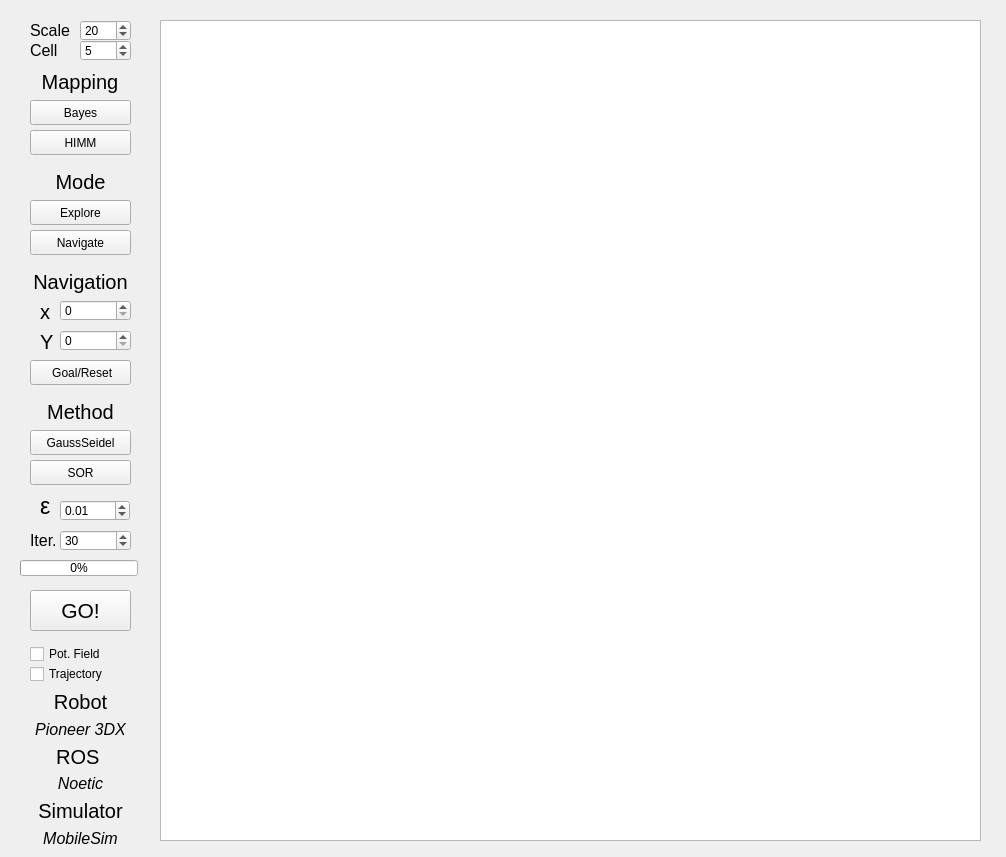
First picture: the form in include/ros_mapping_gui/ros_mapping_gui.ui, repository fupbot/ROSActiveExplorationCMP545, before the edit.
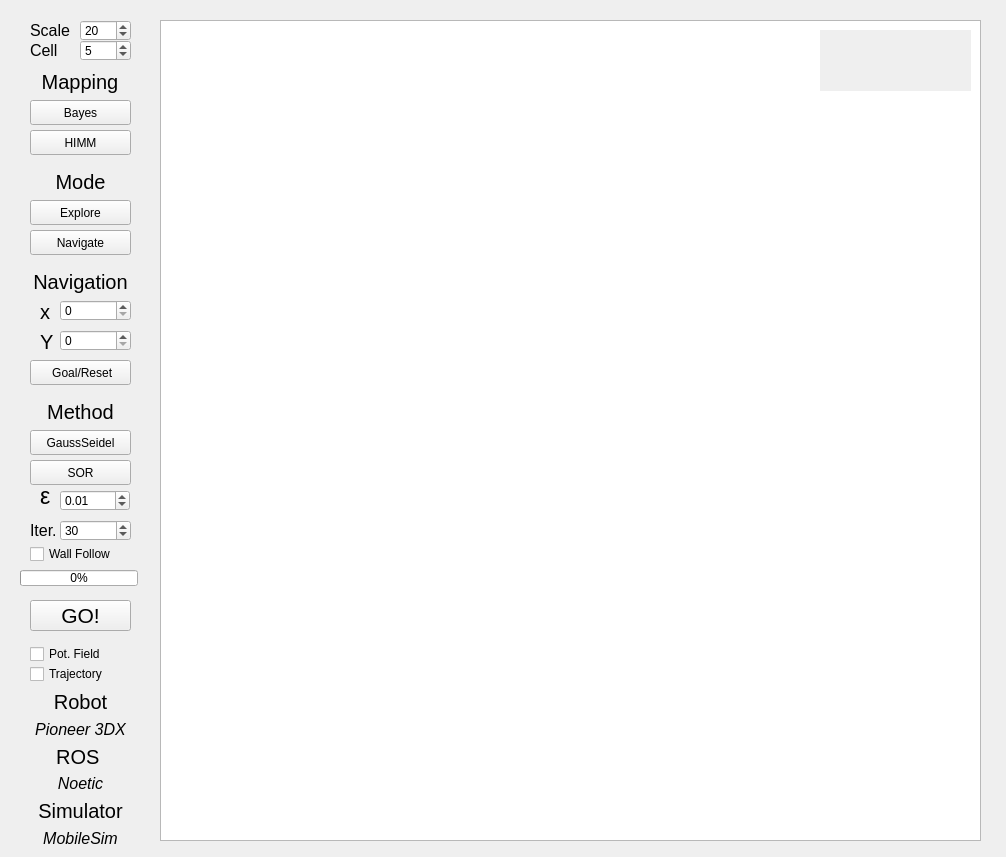
Second picture: the form after the edit.

Diff of the .ui file:
```diff
--- a/include/ros_mapping_gui/ros_mapping_gui.ui
+++ b/include/ros_mapping_gui/ros_mapping_gui.ui
@@ -165,9 +165,9 @@
    <property name="geometry">
     <rect>
      <x>30</x>
-     <y>590</y>
+     <y>600</y>
      <width>101</width>
-     <height>41</height>
+     <height>31</height>
     </rect>
    </property>
    <property name="font">
@@ -316,7 +316,7 @@
    <property name="geometry">
     <rect>
      <x>20</x>
-     <y>560</y>
+     <y>570</y>
      <width>118</width>
      <height>16</height>
     </rect>
@@ -423,7 +423,7 @@
    <property name="geometry">
     <rect>
      <x>60</x>
-     <y>500</y>
+     <y>490</y>
      <width>70</width>
      <height>21</height>
     </rect>
@@ -445,7 +445,7 @@
    <property name="geometry">
     <rect>
      <x>40</x>
-     <y>490</y>
+     <y>480</y>
      <width>21</width>
      <height>31</height>
     </rect>
@@ -466,7 +466,7 @@
    <property name="geometry">
     <rect>
      <x>60</x>
-     <y>530</y>
+     <y>520</y>
      <width>71</width>
      <height>21</height>
     </rect>
@@ -485,7 +485,7 @@
    <property name="geometry">
     <rect>
      <x>30</x>
-     <y>530</y>
+     <y>520</y>
      <width>31</width>
      <height>21</height>
     </rect>
@@ -585,10 +585,10 @@
   <widget class="QLabel" name="lbl_msgs">
    <property name="geometry">
     <rect>
-     <x>180</x>
-     <y>810</y>
-     <width>441</width>
-     <height>21</height>
+     <x>820</x>
+     <y>30</y>
+     <width>151</width>
+     <height>31</height>
     </rect>
    </property>
    <property name="font">
@@ -598,7 +598,7 @@
     </font>
    </property>
    <property name="autoFillBackground">
-    <bool>false</bool>
+    <bool>true</bool>
    </property>
    <property name="text">
     <string/>
@@ -700,6 +700,44 @@
     <number>5</number>
    </property>
   </widget>
+  <widget class="QLabel" name="lbl_msgs_2">
+   <property name="geometry">
+    <rect>
+     <x>820</x>
+     <y>60</y>
+     <width>151</width>
+     <height>31</height>
+    </rect>
+   </property>
+   <property name="font">
+    <font>
+     <family>Ubuntu</family>
+     <pointsize>10</pointsize>
+    </font>
+   </property>
+   <property name="autoFillBackground">
+    <bool>true</bool>
+   </property>
+   <property name="text">
+    <string/>
+   </property>
+   <property name="wordWrap">
+    <bool>true</bool>
+   </property>
+  </widget>
+  <widget class="QCheckBox" name="cb_wall">
+   <property name="geometry">
+    <rect>
+     <x>30</x>
+     <y>540</y>
+     <width>111</width>
+     <height>28</height>
+    </rect>
+   </property>
+   <property name="text">
+    <string extracomment="4">Wall Follow</string>
+   </property>
+  </widget>
  </widget>
  <resources/>
  <connections/>
```
